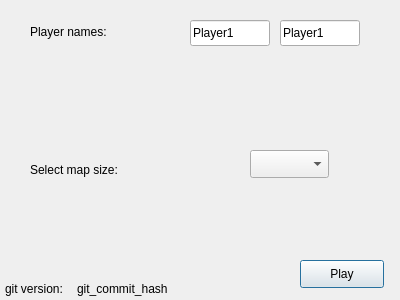
First picture: the form in Game/startwindow.ui, repository mibbo/conquer-of-pirkanmaa, before the edit.
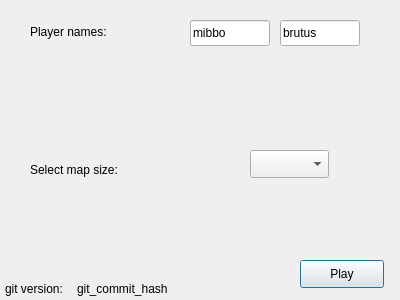
Second picture: the form after the edit.

What changed in the file:
```diff
--- a/Game/startwindow.ui
+++ b/Game/startwindow.ui
@@ -85,7 +85,7 @@
     </rect>
    </property>
    <property name="text">
-    <string>Player1</string>
+    <string>mibbo</string>
    </property>
   </widget>
   <widget class="QLineEdit" name="playerTwo">
@@ -98,7 +98,7 @@
     </rect>
    </property>
    <property name="text">
-    <string>Player1</string>
+    <string>brutus</string>
    </property>
   </widget>
   <widget class="QLabel" name="playerAmountLabel_2">
```
